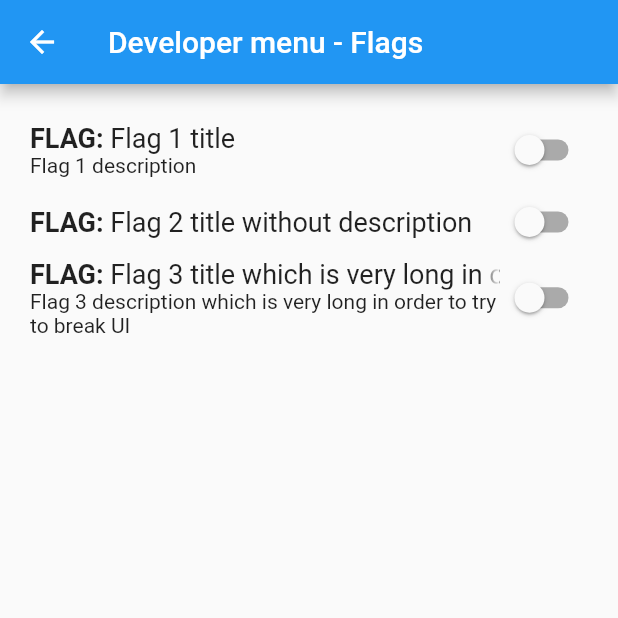
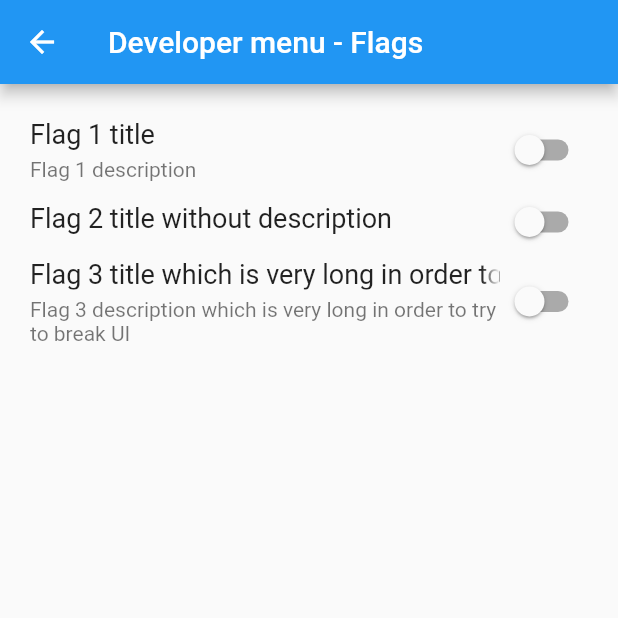
Before and after one commit to uroswork/dev_menu, a Flutter app: the screen it shows after launch, after a tap on "Flags", on a phone screen of 412 x 824 dp, the top half of it. Run offline on Flutter 3.47's test engine with Material 2 defaults, Android fonts, the phone set to English and light mode, and no system bars; our stand-ins replace device_info, shared_preferences.

Commit message:
Update flag_item.dart -> Remove Bold part of flag

```diff
--- a/lib/widgets/flag_item.dart
+++ b/lib/widgets/flag_item.dart
@@ -40,30 +40,27 @@ class _FlagItemState extends State<FlagItem> with SharedPreferencesHelper {
           child: Column(
             crossAxisAlignment: CrossAxisAlignment.start,
             children: <Widget>[
-              Row(
-                mainAxisSize: MainAxisSize.min,
-                children: <Widget>[
               Text(
-                    'FLAG: ',
-                    style: TextStyle(
-                      fontWeight: FontWeight.bold,
-                      fontSize: 18.0,
-                    ),
-                  ),
-                  Expanded(
-                    child: Text(
                 widget.item['title'],
                 maxLines: 1,
                 overflow: TextOverflow.fade,
                 softWrap: false,
-                      style: TextStyle(fontSize: 18.0),
+                style: TextStyle(
+                  fontSize: 18.0,
+                  fontWeight: FontWeight.w400,
                 ),
               ),
-                ],
+              Padding(
+                padding: EdgeInsets.only(top: 5),
+                child: widget.item['description'] != null
+                    ? Text(
+                        widget.item['description'],
+                        style: TextStyle(
+                          color: Colors.black54,
                         ),
-              widget.item['description'] != null
-                  ? Text(widget.item['description'])
-                  : Container()
+                      )
+                    : Container(),
+              ),
             ],
           ),
         ),
```
Lines whose indentation alone changed are shown as unchanged.
